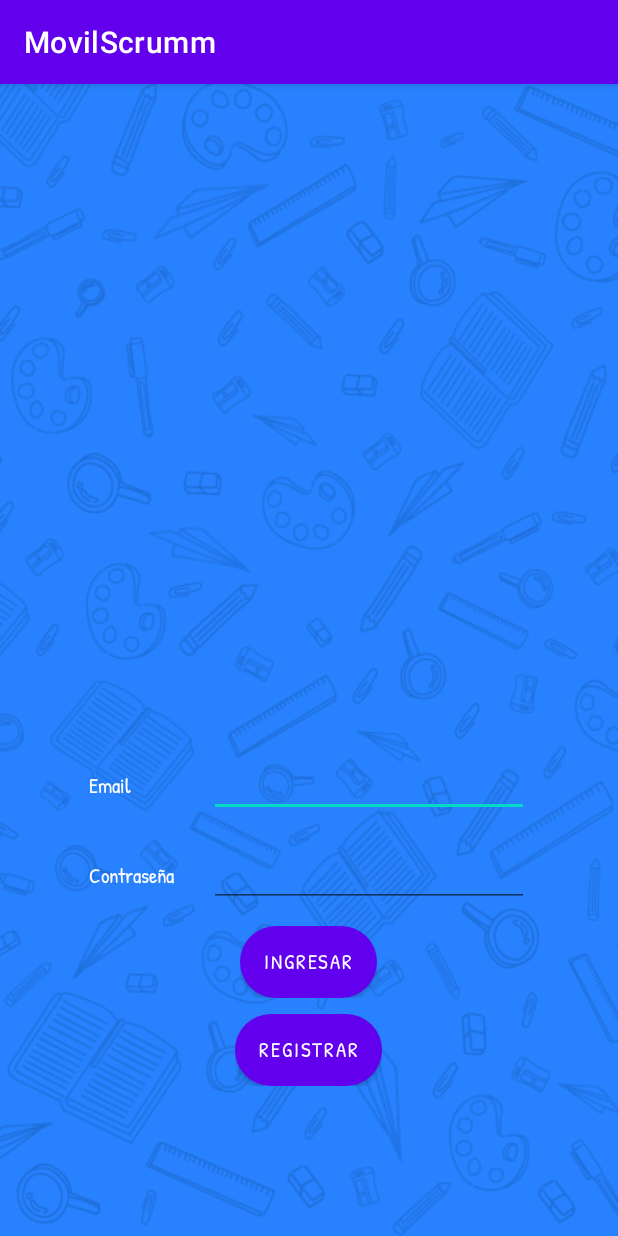
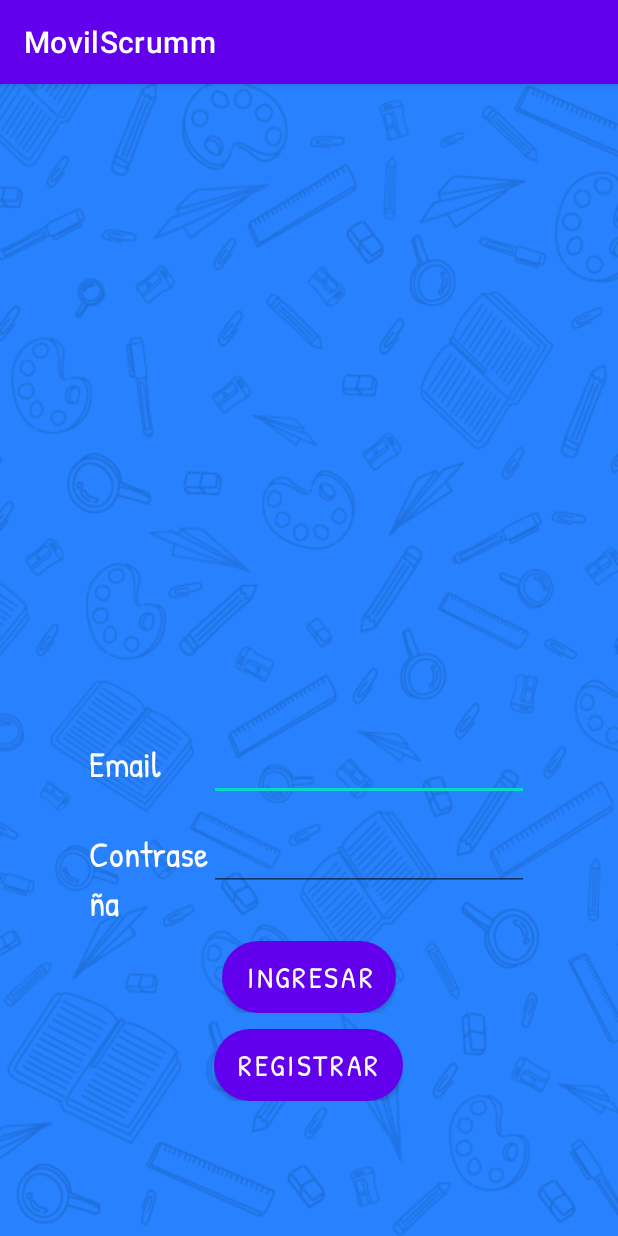
Before and after one commit to patman89/MovilScrum, an Android app: the LoginActivity screen opened directly, with no data from a screen before it, on a phone screen of 412 x 824 dp. Run offline under Robolectric (Android 15) with nearby library versions, the phone set to English and light mode, and no system bars; our stand-ins replace Firebase (no records; nobody signed in at launch, a user with empty details on screens opened directly).

Commit message:
adicion parte grafica y botones 2

```diff
--- a/app/src/main/res/layout/activity_login.xml
+++ b/app/src/main/res/layout/activity_login.xml
@@ -31,6 +31,7 @@
                 android:backgroundTint="@color/white"
                 android:fontFamily="@font/patrick_hand"
                 android:textColor="@color/white"
+                android:textSize="24sp"
                 android:text="@string/title_email" />
 
             <EditText
@@ -55,6 +56,7 @@
                 android:backgroundTint="@color/white"
                 android:fontFamily="@font/patrick_hand"
                 android:textColor="@color/white"
+                android:textSize="24sp"
                 android:text="@string/title_password" />
 
             <EditText
@@ -82,6 +84,7 @@
                 android:fontFamily="@font/patrick_hand"
                 android:textColor="@color/white"
                 android:background="@drawable/round_btn"
+                android:textSize="20sp"
                 android:text="@string/btn_login_text" />
         </LinearLayout>
         <LinearLayout
@@ -98,6 +101,7 @@
                 android:fontFamily="@font/patrick_hand"
                 android:textColor="@color/white"
                 android:background="@drawable/round_btn"
+                android:textSize="20sp"
                 android:text="@string/btn_register_text" />
         </LinearLayout>
     </LinearLayout>
```
